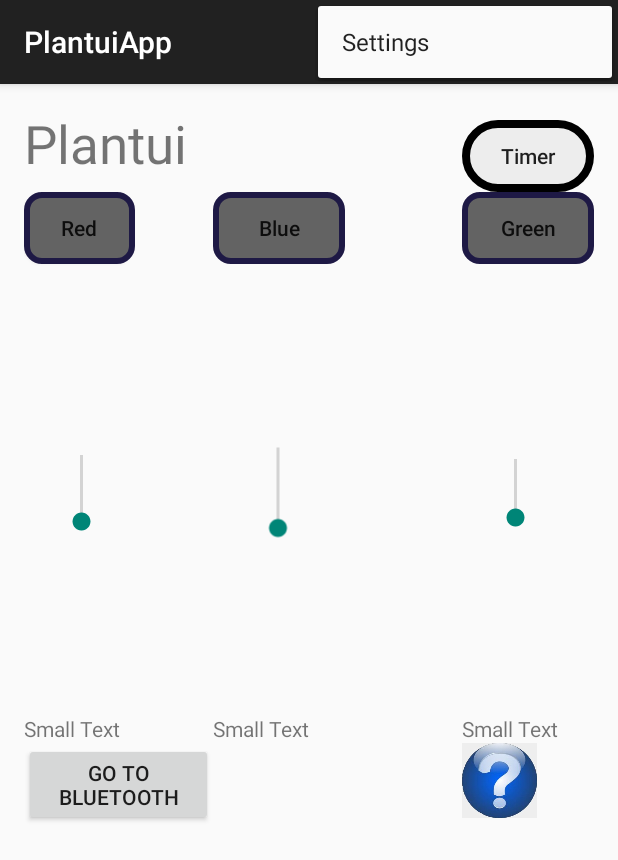
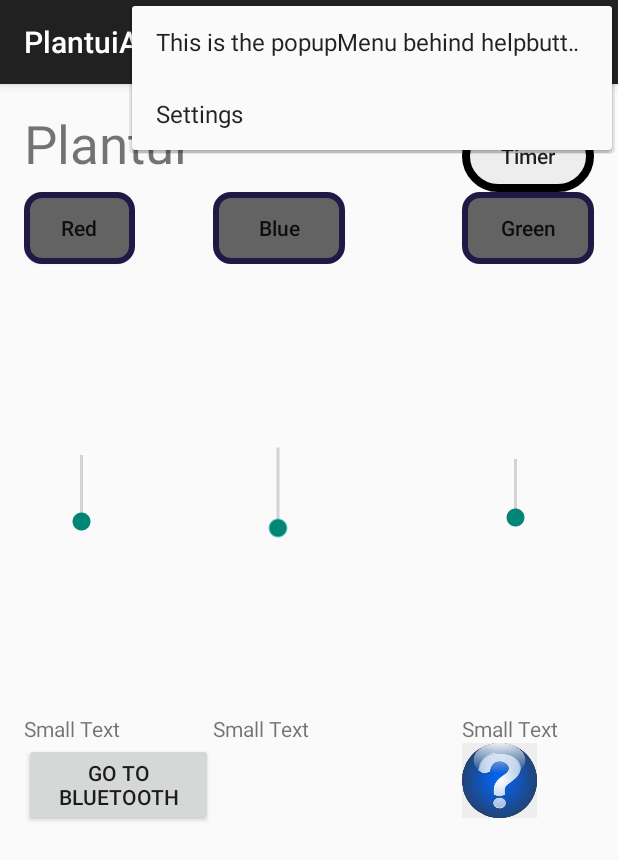
Before and after one commit to maassander/PlantuiApp, an Android app: the screen it shows after launch (MainActivity), with the options menu open, on a phone screen of 412 x 824 dp. Shown: the top 860 px of the screen. Run offline under Robolectric (Android 15) with nearby library versions, the phone set to English and light mode, and no system bars.

Commit message:
PopupMenu

```diff
--- a/app/src/main/java/ap/plantuiapp/MainActivity.java
+++ b/app/src/main/java/ap/plantuiapp/MainActivity.java
@@ -7,26 +7,40 @@ import android.view.Menu;
 import android.view.MenuItem;
 import android.view.View;
 import android.widget.Button;
+import android.widget.ImageButton;
+import android.widget.PopupMenu;
 
 
 public class MainActivity extends ActionBarActivity implements View.OnClickListener{
     Button Timerbtn;
     Button Bluetoothbtn;
+    ImageButton HelpButton;
     @Override
     protected void onCreate(Bundle savedInstanceState) {
         super.onCreate(savedInstanceState);
         setContentView(R.layout.activity_main);
-        Timerbtn = (Button)findViewById(R.id.ButtonGoToTimer);
+        Timerbtn = (Button) findViewById(R.id.ButtonGoToTimer);
         Timerbtn.setOnClickListener(this);
-        Bluetoothbtn = (Button)findViewById(R.id.BtnGoToBluetooth);
+        Bluetoothbtn = (Button) findViewById(R.id.BtnGoToBluetooth);
         Bluetoothbtn.setOnClickListener(this);
+        HelpButton = (ImageButton) findViewById(R.id.Imghelpbutton);
+        HelpButton.setOnClickListener(new View.OnClickListener() {
+            @Override
+            public void onClick(View v) {
+                PopupMenu popup = new PopupMenu(MainActivity.this, HelpButton);
+                popup.getMenuInflater().inflate(R.menu.menu_main, popup.getMenu());
+                popup.show();
 
+            }
+
+
+        });
     }
-
     @Override
-    public boolean onCreateOptionsMenu(Menu menu) {
+    public boolean onCreateOptionsMenu(Menu menu)
+    {
         // Inflate the menu; this adds items to the action bar if it is present.
-        getMenuInflater().inflate(R.menu.menu_main, menu);
+        getMenuInflater().inflate(R.menu.menu_main,menu );
         return true;
     }
 
--- a/app/src/main/res/layout/activity_main.xml
+++ b/app/src/main/res/layout/activity_main.xml
@@ -131,7 +131,7 @@
             <ImageButton
                 android:layout_width="50dp"
                 android:layout_height="50dp"
-                android:id="@+id/imageButton"
+                android:id="@+id/Imghelpbutton"
                 android:layout_column="3"
                 android:background="@drawable/help"
 
--- a/app/src/main/res/menu/menu_main.xml
+++ b/app/src/main/res/menu/menu_main.xml
@@ -3,4 +3,10 @@
     xmlns:tools="http://schemas.android.com/tools" tools:context=".MainActivity">
     <item android:id="@+id/action_settings" android:title="@string/action_settings"
         android:orderInCategory="100" app:showAsAction="never" />
+    <item
+
+        android:id="@+id/one"
+
+        android:title="@string/helpplantuiapp"
+        />
 </menu>
--- a/app/src/main/res/values/strings.xml
+++ b/app/src/main/res/values/strings.xml
@@ -24,6 +24,7 @@
     <string name="red">Red</string>
     <string name="blue">Blue</string>
     <string name="green">Green</string>
+    <string name="helpplantuiapp">This is the popupMenu behind helpbutton</string>
 
 
 
```
Also changed, not shown: app/src/main/AndroidManifest.xml (+6 -1 lines).
